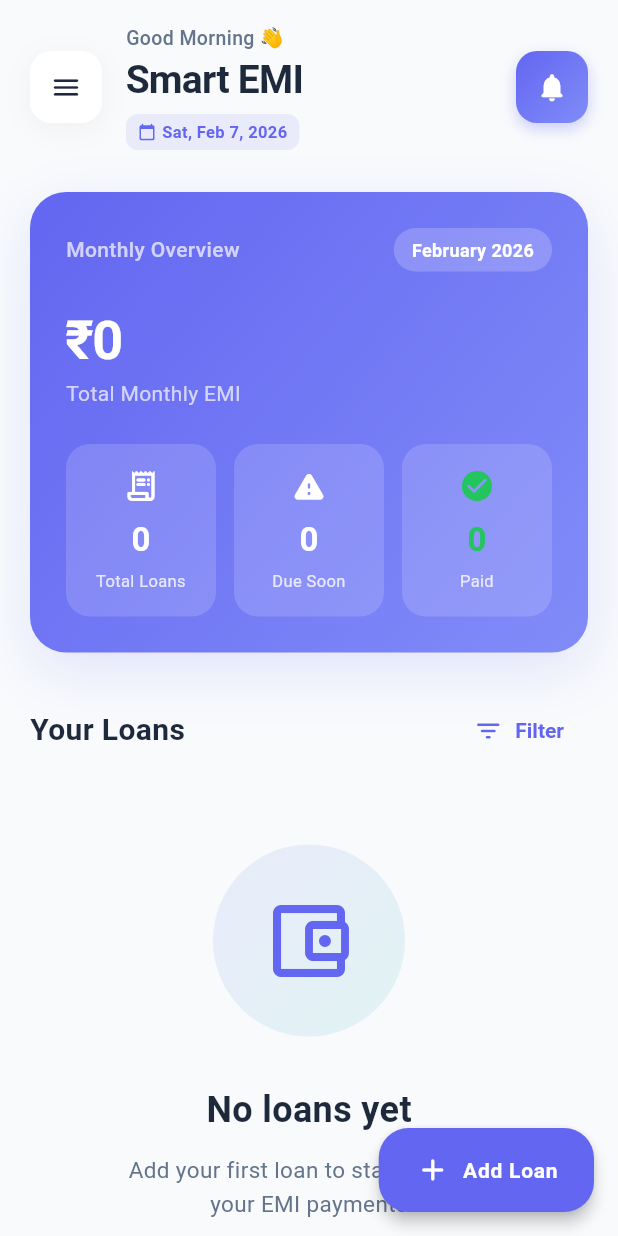
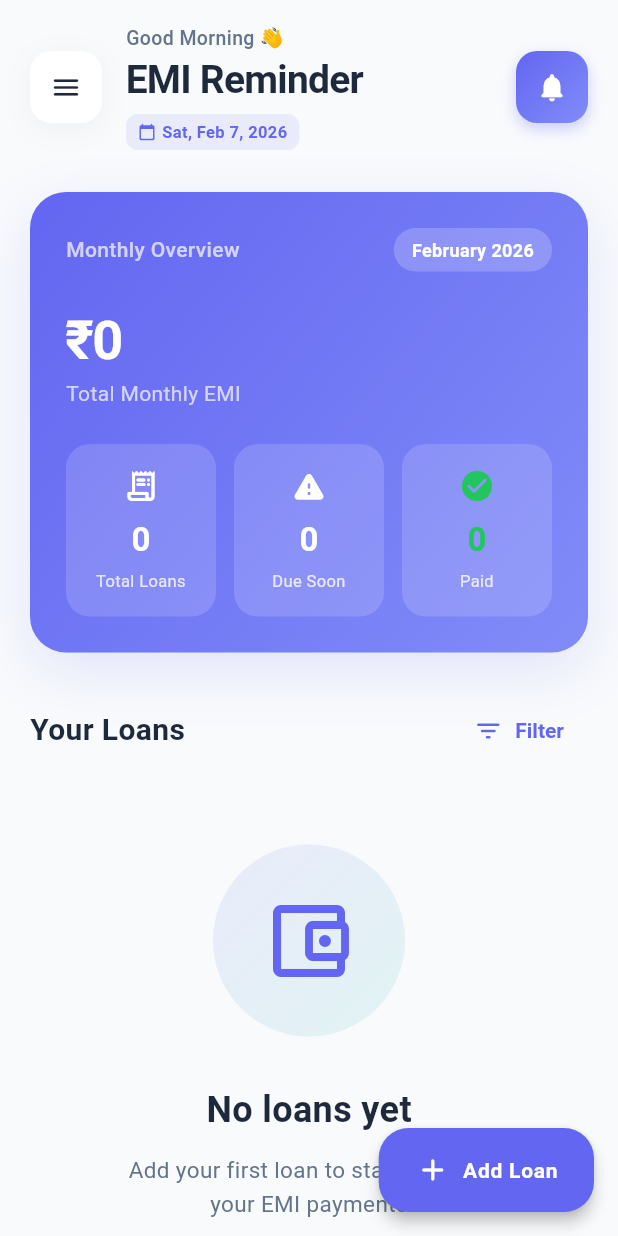
Before and after one commit to santhoshrks/loan-ledger, a Flutter app: the screen it shows after launch, on a phone screen of 412 x 824 dp. Run offline on Flutter 3.47's test engine with Material 3 defaults, Android fonts, the phone set to English and light mode, and no system bars; our stand-ins replace file_picker, flutter_local_notifications, hive, hive_flutter, share_plus, table_calendar and 1 more; missing offline and left inert: app_settings; accounts and stored records are empty.

Commit message:
Rename app references from "Smart EMI" to "EMI Reminder" and update privacy policy details

```diff
--- a/lib/screens/home_screen.dart
+++ b/lib/screens/home_screen.dart
@@ -158,7 +158,7 @@ class _HomeScreenState extends State<HomeScreen> with TickerProviderStateMixin {
             ),
             const SizedBox(height: 32),
             const Text(
-              'Smart EMI',
+              'EMI Reminder',
               style: TextStyle(
                 fontSize: 28,
                 fontWeight: FontWeight.bold,
@@ -391,7 +391,7 @@ class _HomeScreenState extends State<HomeScreen> with TickerProviderStateMixin {
                   ],
                 ),
                 const Text(
-                  'Smart EMI',
+                  'EMI Reminder',
                   style: TextStyle(
                     fontSize: 26,
                     fontWeight: FontWeight.bold,
@@ -1531,7 +1531,7 @@ class _HomeScreenState extends State<HomeScreen> with TickerProviderStateMixin {
                     _buildInstructionItem(
                       '1',
                       'Disable Battery Optimization',
-                      'Settings → Apps → Smart EMI → Battery → Unrestricted',
+                      'Settings → Apps → EMI Reminder → Battery → Unrestricted',
                     ),
                     _buildInstructionItem(
                       '2',
--- a/lib/services/backup_service.dart
+++ b/lib/services/backup_service.dart
@@ -71,7 +71,7 @@ class BackupService {
       // Also share the file so user can save to Drive, etc.
       await Share.shareXFiles(
         [XFile(savedPath)],
-        subject: 'Smart EMI Backup',
+        subject: 'EMI Reminder Backup',
         text: 'My EMI Reminder backup - ${loans.length} loans',
       );
 
--- a/lib/services/notification_service.dart
+++ b/lib/services/notification_service.dart
@@ -24,7 +24,7 @@ class NotificationService {
     icon: '@mipmap/ic_launcher',
     largeIcon: DrawableResourceAndroidBitmap('@mipmap/ic_launcher'),
     styleInformation: BigTextStyleInformation(''),
-    ticker: 'Smart EMI',
+    ticker: 'EMI Reminder',
     visibility: NotificationVisibility.public,
     category: AndroidNotificationCategory.reminder,
     fullScreenIntent: true,
@@ -219,7 +219,7 @@ class NotificationService {
       try {
         await _flutterLocalNotificationsPlugin.show(
           DateTime.now().millisecondsSinceEpoch ~/ 1000,
-          '🔔 Smart EMI Test',
+          '🔔 EMI Reminder Test',
           '${loan.name} - $currencySymbol${loan.emiAmount.toStringAsFixed(0)} notification is working!',
           const NotificationDetails(android: androidDetails),
           payload: loan.id,
```
Also changed, not shown: 6 other files.
